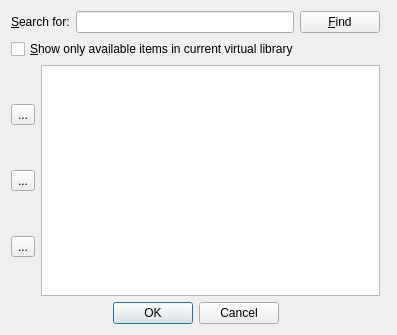
Before: the Qt Designer form src/calibre/gui2/dialogs/tag_list_editor.ui in debian-calibre/calibre, drawn with Qt 5.
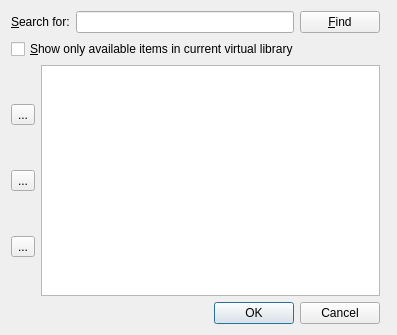
After: the same form once the commit is applied. Icons and pictures are not drawn. Custom widgets are drawn as their Qt base class.

Diff of the .ui file:
```diff
--- a/src/calibre/gui2/dialogs/tag_list_editor.ui
+++ b/src/calibre/gui2/dialogs/tag_list_editor.ui
@@ -159,15 +159,9 @@
    </item>
    <item row="3" column="0" colspan="2">
     <widget class="QDialogButtonBox" name="buttonBox">
-     <property name="orientation">
-      <enum>Qt::Horizontal</enum>
-     </property>
      <property name="standardButtons">
       <set>QDialogButtonBox::Cancel|QDialogButtonBox::Ok</set>
      </property>
-     <property name="centerButtons">
-      <bool>true</bool>
-     </property>
     </widget>
    </item>
   </layout>
```
Left out of the diff: 3 changed lines with no effect on the pictures.
